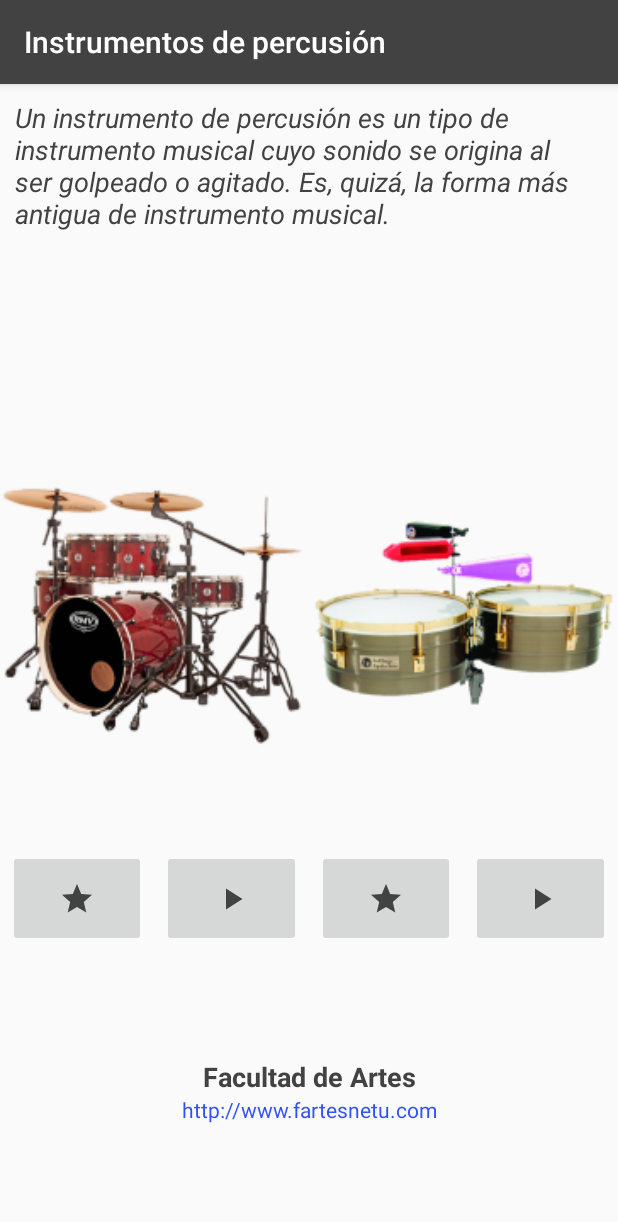
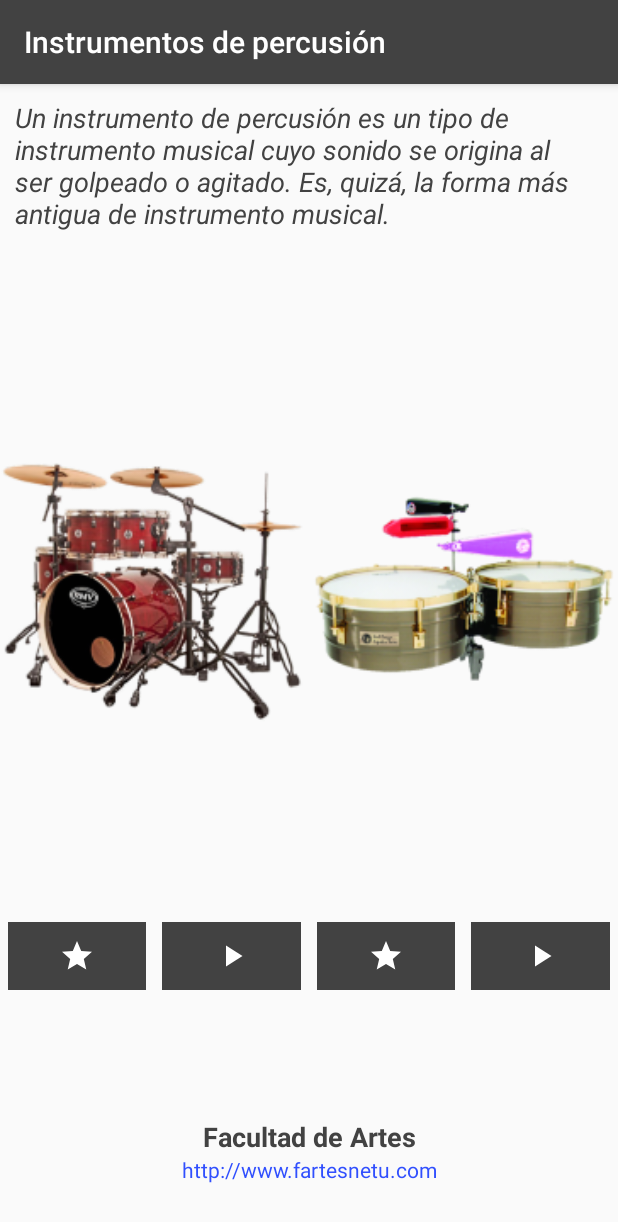
Before and after one commit to AlexisRoj/ActivdadFinalUnidadTres, an Android app: the screen it shows after launch (MainActivity), after a tap on "Instrumentos de Percusion", on a phone screen of 412 x 824 dp. Shown: the top 1222 px of the screen. Run offline under Robolectric (Android 15) with nearby library versions, the light colour scheme and no system bars; 1 other tap on this screen came first.

Commit message:
Examen final Unidad Tres Next U

```diff
--- a/app/src/main/java/com/innovagenesis/aplicaciones/android/activdadfinalunidadtres/InstrumentosFragment.java
+++ b/app/src/main/java/com/innovagenesis/aplicaciones/android/activdadfinalunidadtres/InstrumentosFragment.java
@@ -20,10 +20,8 @@ public class InstrumentosFragment extends Fragment {
 
     //Se crea una constante estatica que va almacenar la posicion.
     private static final String LLAVE_POSITION = "posicion";
-
     //Variable privada que va a recibir la position, se inicializa en -1
     private int positionActual = -1;
-
 
     public static InstrumentosFragment getInstance(int postion) {
         /** Recibe la posicion del fragment he instancia si no ha sido
@@ -37,11 +35,9 @@ public class InstrumentosFragment extends Fragment {
         return fragment;
     }
 
-
     public InstrumentosFragment() {
         // Required empty public constructor
     }
-
 
     @Override
     public View onCreateView(LayoutInflater inflater, ViewGroup container,
@@ -70,47 +66,37 @@ public class InstrumentosFragment extends Fragment {
 
     }
 
-
     void actualizarVista(int position) {
-
         /** Cambia imagenes y titulos en de acuerdo a la seleccion establecida*/
-
         TextView textDescripcion;
-
         String[] descripciones = getResources().getStringArray(R.array.descripciones);
-
+        textDescripcion = (TextView)getActivity().findViewById(R.id.txt_descripcion);
+        //Corregir cambio de fuente
         //((TextView)getActivity().findViewById(R.id.txt_descripcion)).setText(descripciones[position]);
-
-        textDescripcion = (TextView)getActivity().findViewById(R.id.txt_descripcion);
         //textDescripcion.setTypeface(Typeface.createFromAsset(getActivity().getAssets(), "font/rabiohead.ttf"));
         textDescripcion.setText(descripciones[position]);
-
 
         Drawable instrumento = null;
         Drawable instrumento2 = null;
 
         switch (position) {
-
-            /** Este selector*/
-
+            /** Este selector cambia las imagenes y los titulos del activity de acuedo
+             * a la selecion previamente recibida*/
             case 0:
                 getActivity().setTitle(getString(R.string.instCuerda));
                 instrumento = ContextCompat.getDrawable(getContext(),R.drawable.guitarra);
                 instrumento2 = ContextCompat.getDrawable(getContext(),R.drawable.violin);
                 break;
-
             case 1:
                 getActivity().setTitle(getString(R.string.instPercusion));
                 instrumento = ContextCompat.getDrawable(getContext(),R.drawable.bateria);
                 instrumento2 = ContextCompat.getDrawable(getContext(),R.drawable.timbales);
                 break;
-
             case 2:
                 getActivity().setTitle(getString(R.string.instViento));
                 instrumento = ContextCompat.getDrawable(getContext(),R.drawable.trompeta);
                 instrumento2 = ContextCompat.getDrawable(getContext(),R.drawable.saxofon);
                 break;
-
             case 3:
                 getActivity().setTitle(getString(R.string.instElectricos));
                 instrumento = ContextCompat.getDrawable(getContext(),R.drawable.amplicador);
@@ -120,7 +106,6 @@ public class InstrumentosFragment extends Fragment {
         ((ImageView)getActivity().findViewById(R.id.imgIzquierda)).setImageDrawable(instrumento);
         ((ImageView)getActivity().findViewById(R.id.imgDerecha)).setImageDrawable(instrumento2);
     }
-
 
     @Override
     public void onSaveInstanceState(Bundle outState) {
--- a/app/src/main/java/com/innovagenesis/aplicaciones/android/activdadfinalunidadtres/dialog/EjecutarDialog.java
+++ b/app/src/main/java/com/innovagenesis/aplicaciones/android/activdadfinalunidadtres/dialog/EjecutarDialog.java
@@ -42,15 +42,16 @@ public class EjecutarDialog extends DialogFragment {
         AlertDialog.Builder builder = new AlertDialog.Builder(getActivity());
 
         builder.setTitle("Confirmmación de Acción")
-                .setMessage("Realmente desea salir de la aplicación?")
-                .setPositiveButton("OK",
+                .setMessage("Desea salir de la aplicación, para ir a nuestro \n" +
+                "sitio web? ")
+                .setPositiveButton("SI",
                         new DialogInterface.OnClickListener() {
                             @Override
                             public void onClick(DialogInterface dialog, int which) {
                                 listener.onPossitiveButtonClick();
                             }
                         })
-                .setNegativeButton("CANCELAR",
+                .setNegativeButton("NO",
                         new DialogInterface.OnClickListener() {
                             @Override
                             public void onClick(DialogInterface dialog, int which) {
--- a/app/src/main/res/layout/fragment_instrugmentos.xml
+++ b/app/src/main/res/layout/fragment_instrugmentos.xml
@@ -7,16 +7,16 @@
 
     <TextView
         android:id="@+id/txt_descripcion"
+        style="@style/repartirVertical"
         android:layout_margin="10dp"
+        android:layout_weight="2"
         android:textColor="@color/textColor"
         android:textSize="18sp"
-        android:textStyle="italic"
-        style="@style/repartirVertical"
-        android:layout_weight="2"/>
+        android:textStyle="italic" />
 
     <LinearLayout
         style="@style/repartirVertical"
-        android:layout_weight="4"
+        android:layout_weight="10"
         android:orientation="horizontal">
 
         <LinearLayout
@@ -39,17 +39,17 @@
 
                 <ImageButton
                     android:id="@+id/imgBtnFavIzq"
-                    android:tint="@color/colorPrimary"
                     style="@style/botonesAccion"
+                    android:onClick="onBottonClick"
                     android:src="@drawable/favoritos"
-                    android:onClick="onBottonClick" />
+                    android:tint="@color/colorTint" />
 
                 <ImageButton
                     android:id="@+id/imgBtnPlayIzq"
-                    android:tint="@color/colorPrimary"
                     style="@style/botonesAccion"
+                    android:onClick="onBottonClick"
                     android:src="@drawable/play"
-                    android:onClick="onBottonClick" />
+                    android:tint="@color/colorTint" />
 
             </LinearLayout>
 
@@ -73,17 +73,17 @@
 
                 <ImageButton
                     android:id="@+id/imgBtnFavDerch"
-                    android:tint="@color/colorPrimary"
                     style="@style/botonesAccion"
+                    android:onClick="onBottonClick"
                     android:src="@drawable/favoritos"
-                    android:onClick="onBottonClick" />
+                    android:tint="@color/colorTint" />
 
                 <ImageButton
                     android:id="@+id/imgBtnPlayDerch"
-                    android:tint="@color/colorPrimary"
                     style="@style/botonesAccion"
+                    android:onClick="onBottonClick"
                     android:src="@drawable/play"
-                    android:onClick="onBottonClick" />
+                    android:tint="@color/colorTint" />
 
             </LinearLayout>
 
@@ -95,15 +95,15 @@
         android:id="@+id/txtfootpageTitle"
         style="@style/footpage"
         android:layout_weight="1"
-        android:textColor="@color/textColor"
-        android:text="@string/footpage"/>
+        android:text="@string/footpage"
+        android:textColor="@color/textColor" />
 
     <TextView
         android:id="@+id/txtfootpageWeb"
         style="@style/footpageWeb"
+        android:layout_weight="1"
         android:onClick="onBottonClick"
-        android:textColor="#304FFE"
         android:text="@string/webPage"
-        android:layout_weight="1" />
+        android:textColor="#304FFE" />
 
 </LinearLayout>
--- a/app/src/main/res/values/colors.xml
+++ b/app/src/main/res/values/colors.xml
@@ -4,4 +4,6 @@
     <color name="colorPrimaryDark">#424242</color>
     <color name="colorAccent">#424242</color>
     <color name="textColor">#424242</color>
+    <color name="colorHint">#FFF</color>
+    <color name="colorTint">#FFF</color>
 </resources>
--- a/app/src/main/res/values/styles.xml
+++ b/app/src/main/res/values/styles.xml
@@ -11,9 +11,10 @@
     <style name="botonesAccion">
         <!--Estilo de los botones de accion -->
         <item name="android:layout_width">0dp</item>
-        <item name="android:layout_height">match_parent</item>
+        <item name="android:layout_height">45dp</item>
         <item name="android:layout_weight">1</item>
         <item name="android:layout_margin">5dp</item>
+        <item name="android:background">@color/colorPrimary</item>
 
     </style>
 
```
